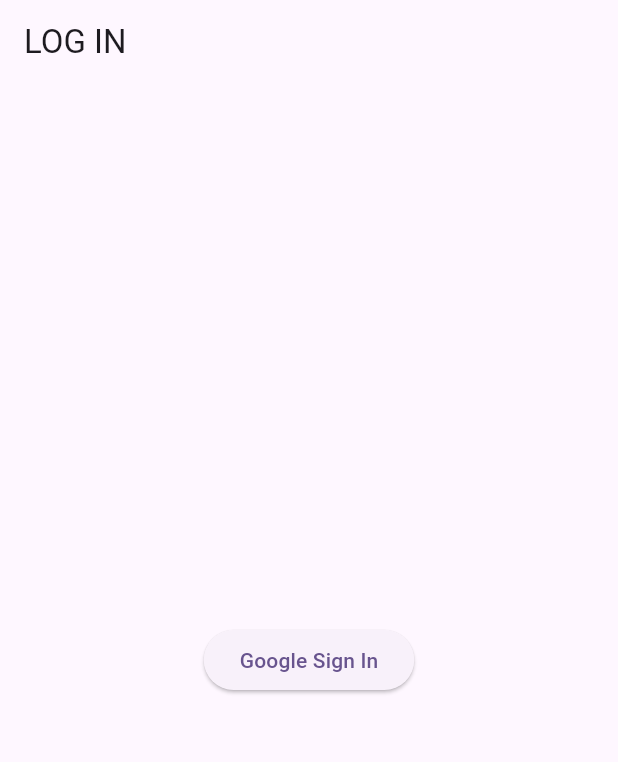
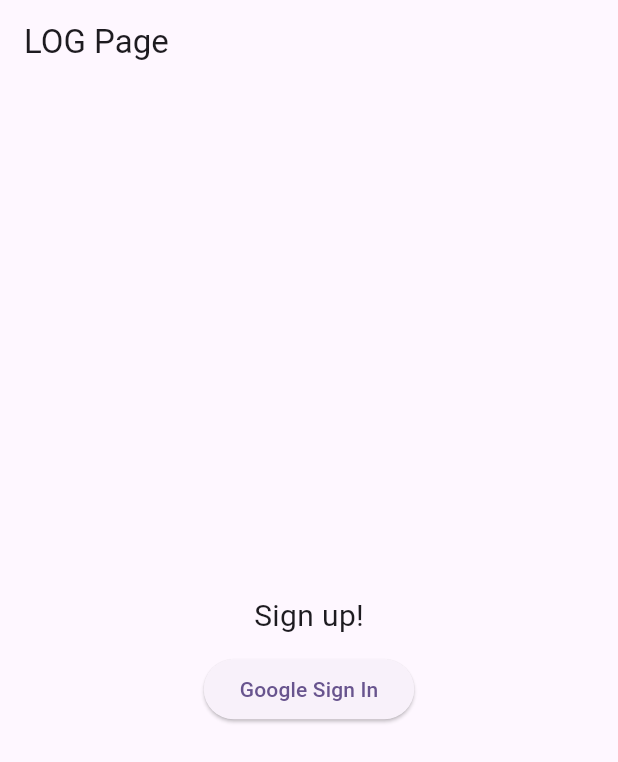
Before and after one commit to yamafuji03/simple_todo_with_latest_widget, a Flutter app: the screen it shows after launch, on a phone screen of 412 x 824 dp. Shown: the top 762 px of the screen. Run offline on Flutter 3.47's test engine with Material 2 defaults, Android fonts, the phone set to English and light mode, and no system bars; our stand-ins replace cloud_firestore, firebase_auth, firebase_core, flutter_hooks, flutter_riverpod, go_router and 3 more; accounts and stored records are empty.

Commit message:
途中保存

```diff
--- a/lib/login_page.dart
+++ b/lib/login_page.dart
@@ -11,15 +11,22 @@ class LoginPage extends HookWidget {
   Widget build(BuildContext context) {
     return Scaffold(
       appBar: AppBar(
-        title: Text('LOG IN'),
+        title: Text('LOG Page'),
       ),
       body: Center(
-        child: ElevatedButton(
-            onPressed: () {
-              signInWithGoogle();
-              context.push('/ListPage');
-            },
-            child: Text('Google Sign In')),
+        child: Column(
+          mainAxisAlignment: MainAxisAlignment.center,
+          children: [
+            Text('Sign up!', style: TextStyle(fontSize: 20)),
+            SizedBox(height: 10),
+            ElevatedButton(
+                onPressed: () {
+                  signInWithGoogle();
+                  context.push('/ListPage');
+                },
+                child: Text('Google Sign In')),
+          ],
+        ),
       ),
     );
   }
```
Also changed, not shown: lib/list_page.dart (+28 -6 lines).
